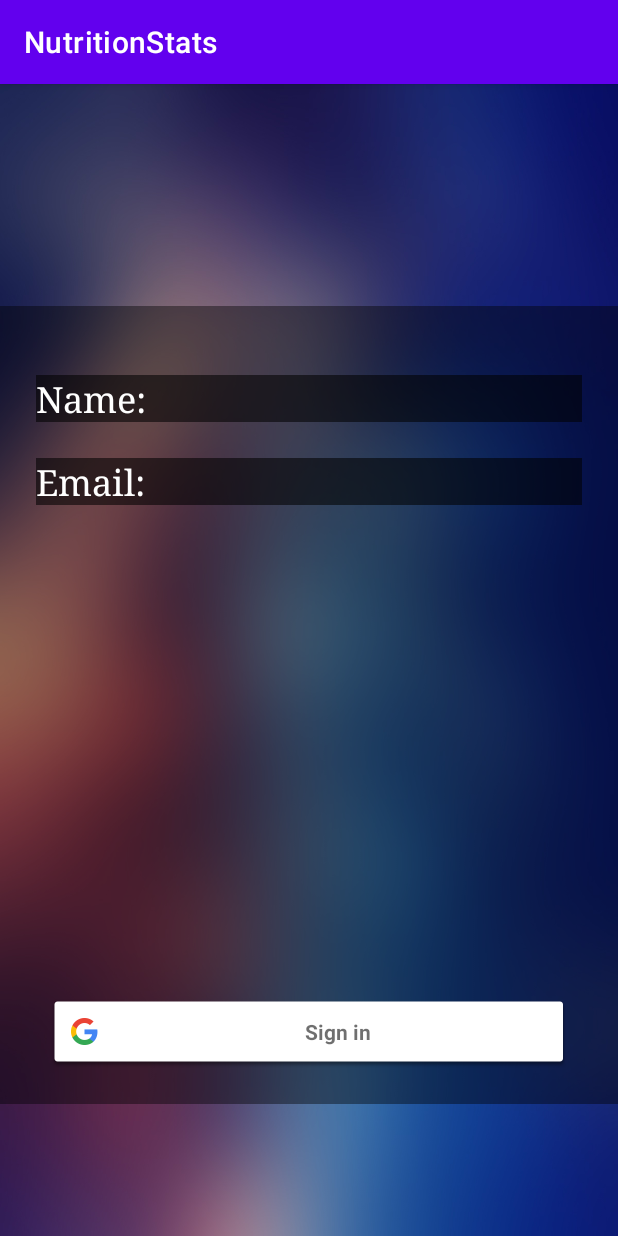
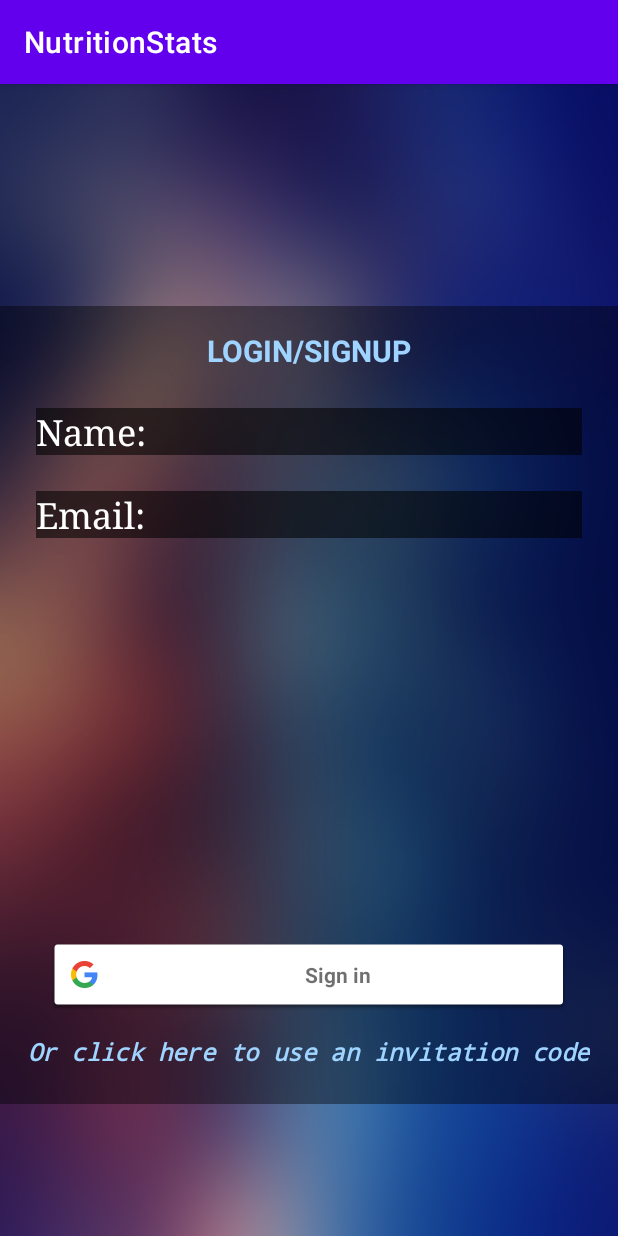
Before and after one commit to MrPio/NutritionStats_client, an Android app: the screen it shows after launch (Login), on a phone screen of 412 x 824 dp. Run offline under Robolectric (Android 15) with nearby library versions, the light colour scheme and no system bars; our stand-ins replace Picasso; libraries missing offline, so code that uses them is left out: com.github.mikephil.charting, com.jakewharton.threetenabp; pictures from the network do not load; 5 statements that could not run were skipped.

Commit message:
Special guest option

```diff
--- a/app/build.gradle
+++ b/app/build.gradle
@@ -10,8 +10,8 @@ android {
         applicationId "it.univpm.nutritionstats"
         minSdkVersion 21
         targetSdkVersion 31
-        versionCode 1
-        versionName "1.0"
+        versionCode 3
+        versionName "1.2"
 
         testInstrumentationRunner "androidx.test.runner.AndroidJUnitRunner"
     }
--- a/app/src/main/AndroidManifest.xml
+++ b/app/src/main/AndroidManifest.xml
@@ -16,7 +16,7 @@
         android:theme="@style/Theme.NutritionStats"
         android:usesCleartextTraffic="true">
         <activity
-            android:name=".Statistics"
+            android:name=".activity.Statistics"
             android:exported="false" />
         <activity
             android:name=".activity.AddFoodByName"
--- a/app/src/main/java/it/univpm/nutritionstats/activity/Login.java
+++ b/app/src/main/java/it/univpm/nutritionstats/activity/Login.java
@@ -3,6 +3,8 @@ package it.univpm.nutritionstats.activity;
 import android.app.Activity;
 import android.app.DatePickerDialog;
 import android.content.Intent;
+import android.graphics.Color;
+import android.graphics.Typeface;
 import android.os.Bundle;
 import android.view.KeyEvent;
 import android.view.View;
@@ -14,6 +16,7 @@ import android.widget.TextView;
 import android.widget.Toast;
 
 import androidx.annotation.NonNull;
+import androidx.appcompat.app.AlertDialog;
 import androidx.appcompat.app.AppCompatActivity;
 import androidx.constraintlayout.widget.ConstraintLayout;
 
@@ -33,7 +36,6 @@ import org.json.simple.JSONObject;
 import java.nio.charset.StandardCharsets;
 import java.security.MessageDigest;
 import java.security.NoSuchAlgorithmException;
-import java.time.format.DateTimeFormatter;
 import java.util.Calendar;
 
 import it.univpm.nutritionstats.R;
@@ -41,23 +43,24 @@ import it.univpm.nutritionstats.api.APICommunication;
 import it.univpm.nutritionstats.utility.InputOutputImpl;
 
 public class Login extends AppCompatActivity implements GoogleApiClient.OnConnectionFailedListener {
-    final int TOTAL_STAGES=3;
+    final   int             TOTAL_STAGES = 3;
     private GoogleApiClient googleApiClient;
-    TextView  textViewLoginName   = null;
-    TextView  textViewLoginEmail  = null;
-    ImageView imageViewLoginPhoto = null;
-    SignInButton signInButton       =null;
-    Button       buttonLoginConfirm =null;
-    ConstraintLayout[] menu=new ConstraintLayout[3];
-    ConstraintLayout[] diet=new ConstraintLayout[4];
-    EditText           editTextNumberDecimalWeight=null;
-    EditText           editTextNumberDecimalHeight=null;
-    ImageView male=null;
-    ImageView    female           =null;
-    EditText editTextDate =null;
+    TextView           textViewLoginName           = null;
+    TextView           textViewLoginEmail          = null;
+    ImageView          imageViewLoginPhoto         = null;
+    SignInButton       signInButton                = null;
+    Button             buttonLoginConfirm          = null;
+    ConstraintLayout[] menu                        = new ConstraintLayout[3];
+    ConstraintLayout[] diet                        = new ConstraintLayout[4];
+    EditText           editTextNumberDecimalWeight = null;
+    EditText           editTextNumberDecimalHeight = null;
+    ImageView          male                        = null;
+    ImageView          female                      = null;
+    EditText           editTextDate                = null;
+    TextView           textViewInvitationCode      = null;
 
     private static final int RC_SIGN_IN = 1;
-    int stage=1;
+    int stage = 1;
 
     @Override
     protected void onCreate(Bundle savedInstanceState) {
@@ -67,19 +70,20 @@ public class Login extends AppCompatActivity implements GoogleApiClient.OnConnec
         textViewLoginEmail = findViewById(R.id.textViewLoginEmail);
         imageViewLoginPhoto = findViewById(R.id.imageViewLoginPhoto);
         signInButton = findViewById(R.id.signInButton);
-        buttonLoginConfirm=findViewById(R.id.buttonLoginNext);
-        menu[0]=findViewById(R.id.LoginMenu1);
-        menu[1]=findViewById(R.id.LoginMenu2);
-        menu[2]=findViewById(R.id.LoginMenu3);
-        diet[0]=findViewById(R.id.dietClassic);
-        diet[1]=findViewById(R.id.dietPescetarian);
-        diet[2]=findViewById(R.id.dietVegetarian);
-        diet[3]=findViewById(R.id.dietVegan);
-        male=findViewById(R.id.imageViewMale);
-        female=findViewById(R.id.imageViewFemale);
-        editTextNumberDecimalWeight=findViewById(R.id.editTextNumberDecimalWeight);
-        editTextNumberDecimalHeight=findViewById(R.id.editTextNumberDecimalHeight);
-        editTextDate=findViewById(R.id.editTextDate);
+        buttonLoginConfirm = findViewById(R.id.buttonLoginNext);
+        menu[0] = findViewById(R.id.LoginMenu1);
+        menu[1] = findViewById(R.id.LoginMenu2);
+        menu[2] = findViewById(R.id.LoginMenu3);
+        diet[0] = findViewById(R.id.dietClassic);
+        diet[1] = findViewById(R.id.dietPescetarian);
+        diet[2] = findViewById(R.id.dietVegetarian);
+        diet[3] = findViewById(R.id.dietVegan);
+        male = findViewById(R.id.imageViewMale);
+        female = findViewById(R.id.imageViewFemale);
+        editTextNumberDecimalWeight = findViewById(R.id.editTextNumberDecimalWeight);
+        editTextNumberDecimalHeight = findViewById(R.id.editTextNumberDecimalHeight);
+        editTextDate = findViewById(R.id.editTextDate);
+        textViewInvitationCode = findViewById(R.id.textViewInvitationCode);
 
 
         menu[1].setVisibility(View.GONE);
@@ -95,18 +99,15 @@ public class Login extends AppCompatActivity implements GoogleApiClient.OnConnec
                 .addApi(Auth.GOOGLE_SIGN_IN_API, gso)
                 .build();
 
-        signInButton.setOnClickListener(new View.OnClickListener() {
-            @Override
-            public void onClick(View view) {
-                Intent intent = Auth.GoogleSignInApi.getSignInIntent(googleApiClient);
-                startActivityForResult(intent, RC_SIGN_IN);
-            }
+        signInButton.setOnClickListener(view -> {
+            Intent intent = Auth.GoogleSignInApi.getSignInIntent(googleApiClient);
+            startActivityForResult(intent, RC_SIGN_IN);
         });
 
         diet[0].setOnClickListener(new View.OnClickListener() {
             @Override
             public void onClick(View view) {
-                MainActivity.diet= MainActivity.Diet.CLASSIC;
+                MainActivity.diet = MainActivity.Diet.CLASSIC;
                 diet[0].animate().scaleX(1.2f).scaleY(1.2f).alpha(1.0f).setDuration(600).start();
                 diet[1].animate().scaleX(1).scaleY(1).alpha(0.5f).setDuration(600).start();
                 diet[2].animate().scaleX(1).scaleY(1).alpha(0.5f).setDuration(600).start();
@@ -116,7 +117,7 @@ public class Login extends AppCompatActivity implements GoogleApiClient.OnConnec
         diet[1].setOnClickListener(new View.OnClickListener() {
             @Override
             public void onClick(View view) {
-                MainActivity.diet= MainActivity.Diet.PESCATARIAN;
+                MainActivity.diet = MainActivity.Diet.PESCATARIAN;
                 diet[1].animate().scaleX(1.2f).scaleY(1.2f).alpha(1.0f).setDuration(600).start();
                 diet[0].animate().scaleX(1).scaleY(1).alpha(0.5f).setDuration(600).start();
                 diet[2].animate().scaleX(1).scaleY(1).alpha(0.5f).setDuration(600).start();
@@ -126,7 +127,7 @@ public class Login extends AppCompatActivity implements GoogleApiClient.OnConnec
         diet[2].setOnClickListener(new View.OnClickListener() {
             @Override
             public void onClick(View view) {
-                MainActivity.diet= MainActivity.Diet.VEGETARIAN;
+                MainActivity.diet = MainActivity.Diet.VEGETARIAN;
                 diet[2].animate().scaleX(1.2f).scaleY(1.2f).alpha(1.0f).setDuration(600).start();
                 diet[1].animate().scaleX(1).scaleY(1).alpha(0.5f).setDuration(600).start();
                 diet[0].animate().scaleX(1).scaleY(1).alpha(0.5f).setDuration(600).start();
@@ -137,7 +138,7 @@ public class Login extends AppCompatActivity implements GoogleApiClient.OnConnec
         diet[3].setOnClickListener(new View.OnClickListener() {
             @Override
             public void onClick(View view) {
-                MainActivity.diet= MainActivity.Diet.VEGAN;
+                MainActivity.diet = MainActivity.Diet.VEGAN;
                 diet[3].animate().scaleX(1.2f).scaleY(1.2f).alpha(1.0f).setDuration(600).start();
                 diet[1].animate().scaleX(1).scaleY(1).alpha(0.5f).setDuration(600).start();
                 diet[2].animate().scaleX(1).scaleY(1).alpha(0.5f).setDuration(600).start();
@@ -150,7 +151,7 @@ public class Login extends AppCompatActivity implements GoogleApiClient.OnConnec
             public void onClick(View view) {
                 female.animate().translationY(0).scaleX(1.0f).scaleY(1.0f).setDuration(400).alpha(0.5f).start();
                 male.animate().translationY(40).scaleX(1.2f).scaleY(1.2f).setDuration(600).alpha(1.0f).start();
-                MainActivity.gender= MainActivity.Gender.MALE;
+                MainActivity.gender = MainActivity.Gender.MALE;
             }
         });
         female.setOnClickListener(new View.OnClickListener() {
@@ -158,25 +159,25 @@ public class Login extends AppCompatActivity implements GoogleApiClient.OnConnec
             public void onClick(View view) {
                 female.animate().translationY(40).scaleX(1.2f).scaleY(1.2f).setDuration(400).alpha(1.0f).start();
                 male.animate().translationY(0).scaleX(1.0f).scaleY(1.0f).setDuration(600).alpha(0.5f).start();
-                MainActivity.gender= MainActivity.Gender.FEMALE;
+                MainActivity.gender = MainActivity.Gender.FEMALE;
             }
         });
 
         editTextNumberDecimalWeight.setOnKeyListener(new View.OnKeyListener() {
             @Override
             public boolean onKey(View view, int i, KeyEvent keyEvent) {
-                String text=((EditText)view).getText().toString();
-                if(!text.equals(""))
-                    MainActivity.weight=Integer.parseInt(text);
+                String text = ((EditText) view).getText().toString();
+                if (!text.equals(""))
+                    MainActivity.weight = Integer.parseInt(text);
                 return false;
             }
         });
         editTextNumberDecimalHeight.setOnKeyListener(new View.OnKeyListener() {
             @Override
             public boolean onKey(View view, int i, KeyEvent keyEvent) {
-                String text=((EditText)view).getText().toString();
-                if(!text.equals(""))
-                    MainActivity.height=Integer.parseInt(text);
+                String text = ((EditText) view).getText().toString();
+                if (!text.equals(""))
+                    MainActivity.height = Integer.parseInt(text);
                 return false;
             }
         });
@@ -188,16 +189,44 @@ public class Login extends AppCompatActivity implements GoogleApiClient.OnConnec
                                   int dayOfMonth) {
                 Calendar calendar = Calendar.getInstance();
                 calendar.set(year, monthOfYear, dayOfMonth);
-                MainActivity.birth= calendar.getTime();
-                editTextDate.setText(dayOfMonth+"/"+monthOfYear+"/"+year);
+                MainActivity.birth = calendar.getTime();
+                editTextDate.setText(dayOfMonth + "/" + monthOfYear + "/" + year);
             }
 
         };
         editTextDate.setOnClickListener(new View.OnClickListener() {
             @Override
             public void onClick(View view) {
-                new DatePickerDialog(Login.this, date, 2000, 1,1).show();
+                new DatePickerDialog(Login.this, date, 2000, 1, 1).show();
             }
+        });
+
+        textViewInvitationCode.setOnClickListener(view -> {
+            AlertDialog.Builder builder = new AlertDialog.Builder(Login.this);
+            builder.setTitle("Please enter your invitation code:");
+            EditText input = new EditText(getApplicationContext());
+            input.setTypeface(Typeface.MONOSPACE);
+            input.setTextColor(Color.GRAY);
+            builder.setView(input);
+            builder.setPositiveButton("Confirm", (dialogInterface, i) -> {
+                String logoUrl =
+                        "https://raw.githubusercontent.com/MrPio/NutritionStats_client/master/graphics/NutritionStatsLogo_small.jpg";
+                JSONObject response =
+                        APICommunication.requestLogin(input.getText().toString());
+                if (response.containsKey("result") && response.get("result").equals("success!")) {
+                    new InputOutputImpl(getApplicationContext(), "user_image").writeFile(logoUrl);
+                    JSONObject userResponse=(JSONObject)response.get("user");
+                    String formatted =
+                            userResponse.get("nickname") + ":" + userResponse.get("email") + ":" + input.getText().toString();
+                    new InputOutputImpl(getApplicationContext(), MainActivity.TOKEN_PATH).writeFile(formatted);
+                    Picasso.get().load(logoUrl).into(imageViewLoginPhoto);
+                    Intent resultIntent = new Intent();
+                    setResult(Activity.RESULT_OK, resultIntent);
+                    finish();
+                } else
+                    Toast.makeText(getApplicationContext(), "This isn't a valid invitation code", Toast.LENGTH_LONG).show();
+            });
+            builder.show();
         });
     }
 
@@ -255,13 +284,16 @@ public class Login extends AppCompatActivity implements GoogleApiClient.OnConnec
         if (result.isSuccess()) {
             GoogleSignInAccount account = result.getSignInAccount();
             textViewLoginName.setText("Name: " + account.getDisplayName());
-            MainActivity.userName=account.getDisplayName().trim().replace(' ','_');
+            MainActivity.userName = account.getDisplayName().trim().replace(' ', '_');
             textViewLoginEmail.setText("Email: " + account.getEmail());
-            MainActivity.userEmail=account.getEmail();
+            MainActivity.userEmail = account.getEmail();
 
-            JSONObject response=APICommunication.requestLogin(generateToken(MainActivity.userEmail));
-            if(response.containsKey("result") && response.get("result").equals("success!")){
-                new InputOutputImpl(getApplicationContext(),"user_image").writeFile(
+            JSONObject response =
+                    APICommunication.requestLogin(generateToken(MainActivity.userEmail));
+            if (response.containsKey("result") && response.get("result").equals("success!")) {
+                Toast.makeText(getApplicationContext(), "We Recognized you! No need to proceed " +
+                        "with the signup.", Toast.LENGTH_LONG).show();
+                new InputOutputImpl(getApplicationContext(), "user_image").writeFile(
                         account.getPhotoUrl().toString());
                 String formatted =
                         account.getDisplayName() + ":" + account.getEmail() + ":" + generateToken(MainActivity.userEmail);
@@ -273,7 +305,7 @@ public class Login extends AppCompatActivity implements GoogleApiClient.OnConnec
             }
 
             try {
-                new InputOutputImpl(getApplicationContext(),"user_image").writeFile(account.getPhotoUrl().toString());
+                new InputOutputImpl(getApplicationContext(), "user_image").writeFile(account.getPhotoUrl().toString());
             } catch (NullPointerException e) {
                 Toast.makeText(getApplicationContext(), "image not found", Toast.LENGTH_LONG).show();
             }
@@ -282,15 +314,13 @@ public class Login extends AppCompatActivity implements GoogleApiClient.OnConnec
             buttonLoginConfirm.setOnClickListener(new View.OnClickListener() {
                 @Override
                 public void onClick(View view) {
-                    if(stage==1)
+                    if (stage == 1)
                         slideMenu();
-                    else if(stage==2){
-                        if(MainActivity.diet!=null)
+                    else if (stage == 2) {
+                        if (MainActivity.diet != null)
                             slideMenu();
-                    }
-                    else
-                    {
-                        if(MainActivity.weight!=0 && MainActivity.height!=0 && MainActivity.gender!=null && MainActivity.birth!=null) {
+                    } else {
+                        if (MainActivity.weight != 0 && MainActivity.height != 0 && MainActivity.gender != null && MainActivity.birth != null) {
                             Intent resultIntent = new Intent();
                             setResult(Activity.RESULT_OK, resultIntent);
                             finish();
@@ -304,7 +334,7 @@ public class Login extends AppCompatActivity implements GoogleApiClient.OnConnec
     }
 
     private void slideMenu() {
-        menu[stage-1].animate().translationX(-1000).alpha(0).setDuration(400).start();
+        menu[stage - 1].animate().translationX(-1000).alpha(0).setDuration(400).start();
         menu[stage].setVisibility(View.VISIBLE);
         menu[stage].setTranslationX(1000);
         menu[stage].setAlpha(0);
--- a/app/src/main/java/it/univpm/nutritionstats/activity/Scanner.java
+++ b/app/src/main/java/it/univpm/nutritionstats/activity/Scanner.java
@@ -71,7 +71,7 @@ public class Scanner extends AppCompatActivity {
                         builder.setTitle("Please specify portion weight:");
                         final EditText input = new EditText(getApplicationContext());
                         input.setInputType(InputType.TYPE_CLASS_NUMBER | InputType.TYPE_TEXT_VARIATION_NORMAL);
-                        input.setTextColor(Color.WHITE);
+                        input.setTextColor(Color.GRAY);
                         input.setTextSize(22);
                         input.setTypeface(Typeface.SERIF);
                         builder.setView(input);
--- a/app/src/main/res/layout/activity_login.xml
+++ b/app/src/main/res/layout/activity_login.xml
@@ -30,7 +30,21 @@
         app:layout_constraintHorizontal_bias="0.0"
         app:layout_constraintStart_toStartOf="parent"
         app:layout_constraintTop_toBottomOf="@+id/imageViewLoginPhoto"
-        tools:visibility="invisible">
+        tools:visibility="visible">
+
+        <TextView
+            android:layout_width="wrap_content"
+            android:layout_height="wrap_content"
+            android:layout_marginTop="16dp"
+            android:text="login/signup"
+            android:textAllCaps="true"
+            android:textColor="@color/cyan3"
+            android:textSize="20sp"
+            android:textStyle="bold"
+            android:typeface="normal"
+            app:layout_constraintEnd_toEndOf="parent"
+            app:layout_constraintStart_toStartOf="parent"
+            app:layout_constraintTop_toTopOf="parent" />
 
         <com.google.android.gms.common.SignInButton
             android:id="@+id/signInButton"
@@ -39,8 +53,8 @@
             android:layout_alignParentBottom="true"
             android:layout_marginStart="32dp"
             android:layout_marginEnd="32dp"
-            android:layout_marginBottom="24dp"
-            app:layout_constraintBottom_toBottomOf="parent"
+            android:layout_marginBottom="16dp"
+            app:layout_constraintBottom_toTopOf="@+id/textViewInvitationCode"
             app:layout_constraintEnd_toEndOf="parent"
             app:layout_constraintStart_toStartOf="parent">
 
@@ -51,7 +65,7 @@
             android:layout_width="0dp"
             android:layout_height="wrap_content"
             android:layout_marginStart="24dp"
-            android:layout_marginTop="46dp"
+            android:layout_marginTop="68dp"
             android:layout_marginEnd="24dp"
             android:background="@color/common_google_signin_btn_text_light_default"
             android:fontFamily="serif"
@@ -78,6 +92,21 @@
             app:layout_constraintStart_toStartOf="parent"
             app:layout_constraintTop_toBottomOf="@+id/textViewLoginName" />
 
+        <TextView
+            android:id="@+id/textViewInvitationCode"
+            android:layout_width="wrap_content"
+            android:layout_height="wrap_content"
+            android:layout_marginBottom="24dp"
+            android:text="Or click here to use an invitation code"
+            android:textAllCaps="false"
+            android:textColor="@color/cyan3"
+            android:textSize="16sp"
+            android:textStyle="bold|italic"
+            android:typeface="monospace"
+            app:layout_constraintBottom_toBottomOf="parent"
+            app:layout_constraintEnd_toEndOf="parent"
+            app:layout_constraintStart_toStartOf="parent" />
+
     </androidx.constraintlayout.widget.ConstraintLayout>
 
     <androidx.constraintlayout.widget.ConstraintLayout
@@ -89,7 +118,7 @@
         android:background="@color/col_3"
         app:layout_constraintBottom_toTopOf="@+id/buttonLoginNext"
         app:layout_constraintTop_toBottomOf="@+id/imageViewLoginPhoto"
-        tools:visibility="visible">
+        tools:visibility="invisible">
 
         <ScrollView
             android:layout_width="0dp"
--- a/app/src/main/res/layout/activity_statistics.xml
+++ b/app/src/main/res/layout/activity_statistics.xml
@@ -4,7 +4,7 @@
     xmlns:tools="http://schemas.android.com/tools"
     android:layout_width="match_parent"
     android:layout_height="match_parent"
-    tools:context=".Statistics">
+    tools:context=".activity.Statistics">
 
     <com.google.android.material.tabs.TabLayout
         android:id="@+id/tabNutrient"
```
Also changed, not shown: app/src/main/java/it/univpm/nutritionstats/activity/MainActivity.java (+0 -28 lines), app/src/main/java/it/univpm/nutritionstats/activity/Statistics.java (renamed from app/src/main/java/it/univpm/nutritionstats/Statistics.java, +3 -16 lines), 1 other file.
